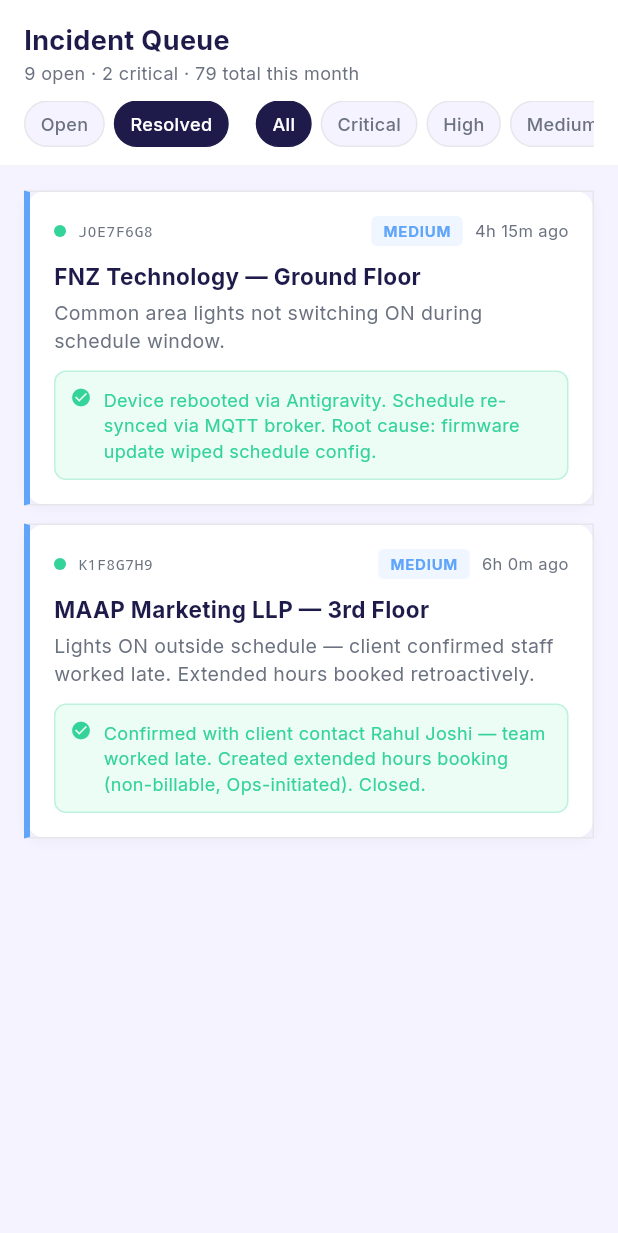
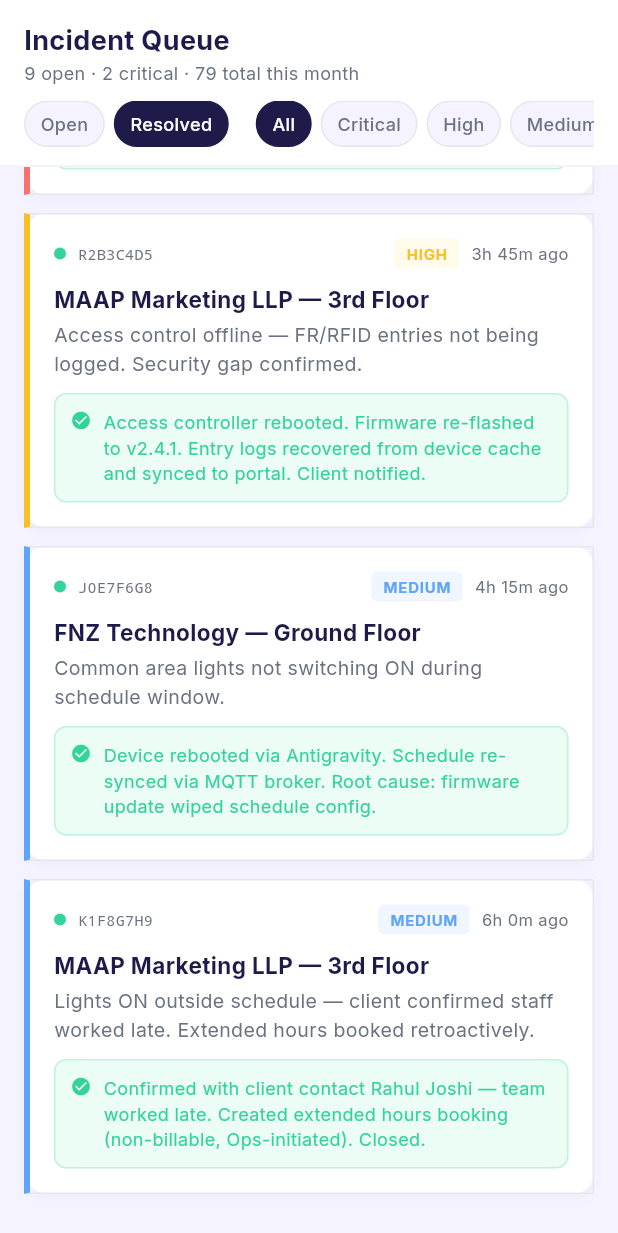
Before and after one commit to CodexFictia/Nexusops, a Flutter app: the _AMIncidentsPage widget shown alone on an empty page, opened directly, scrolled down 576 dp, after a tap on "Resolved", on a phone screen of 412 x 824 dp. Shown: the top 1233 px of the screen. Run offline on Flutter 3.47's test engine with Material 3 defaults, Android fonts, the phone set to English and light mode, and no system bars; our stand-ins replace fl_chart, google_fonts; accounts and stored records are empty.

Commit message:
Fix empty incident queue on Resolved+priority filter
- Reset priority filter to 'All' whenever status tab switches (Open↔Resolved),
  preventing impossible filter combos from showing empty state
- Add two resolved incidents to mock data: one Critical (Hollister HVAC)
  and one High (MAAP access control), both with full resolution notes

Co-Authored-By: Claude Sonnet 4.6 <noreply@anthropic.com>

```diff
--- a/lib/core/mock_data.dart
+++ b/lib/core/mock_data.dart
@@ -298,6 +298,32 @@ final mockIncidents = [
     deviceId: 'dev-meter-1f-talbotforce',
   ),
   // ── RESOLVED ─────────────────────────────────────────────────────────────
+  Incident(
+    id: 'r1a2b3c4-1111-4aaa-8bbb-aabbccddeeff',
+    clientName: 'Hollister Global Business',
+    floor: '3rd Floor',
+    description: 'HVAC offline — temperature critical. Client reported discomfort. Escalated to facilities.',
+    status: IncidentStatus.resolved,
+    priority: IncidentPriority.critical,
+    timestamp: DateTime.now().subtract(const Duration(hours: 5, minutes: 10)),
+    deviceId: 'dev-hvac-3f-hollister',
+    assignedTo: 'u1',
+    resolution:
+        'HVAC unit reset via Antigravity dashboard. Root cause: compressor fault after power fluctuation. Facilities notified for preventive maintenance.',
+  ),
+  Incident(
+    id: 'r2b3c4d5-2222-4bbb-9ccc-bbccddee0011',
+    clientName: 'MAAP Marketing LLP',
+    floor: '3rd Floor',
+    description: 'Access control offline — FR/RFID entries not being logged. Security gap confirmed.',
+    status: IncidentStatus.resolved,
+    priority: IncidentPriority.high,
+    timestamp: DateTime.now().subtract(const Duration(hours: 3, minutes: 45)),
+    deviceId: 'dev-ac-3f-maap',
+    assignedTo: 'u4',
+    resolution:
+        'Access controller rebooted. Firmware re-flashed to v2.4.1. Entry logs recovered from device cache and synced to portal. Client notified.',
+  ),
   Incident(
     id: 'j0e7f6g8-0567-4f01-3234-667788990011',
     clientName: 'FNZ Technology',
--- a/lib/screens/am_screen.dart
+++ b/lib/screens/am_screen.dart
@@ -418,7 +418,10 @@ class _AMIncidentsPageState extends State<_AMIncidentsPage> {
         _FilterChips(
           options: const ['Open', 'Resolved'],
           selected: _statusFilter,
-          onSelect: (v) => setState(() => _statusFilter = v),
+          onSelect: (v) => setState(() {
+            _statusFilter = v;
+            _priorityFilter = 'All'; // reset priority when switching status
+          }),
         ),
         const SizedBox(width: 12),
         _FilterChips(
```
